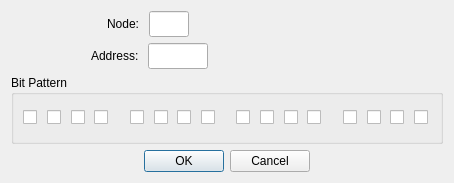
Before: the Qt Designer form omodsim/dialogs/dialogwriteholdingregisterbits.ui in sanny32/OpenModSim, drawn with Qt 5.
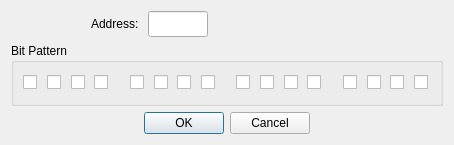
After: the same form once the commit is applied. Custom widgets are drawn as their Qt base class.

Patch:
```diff
--- a/omodsim/dialogs/dialogwriteholdingregisterbits.ui
+++ b/omodsim/dialogs/dialogwriteholdingregisterbits.ui
@@ -7,75 +7,13 @@
     <x>0</x>
     <y>0</y>
     <width>454</width>
-    <height>183</height>
+    <height>145</height>
    </rect>
   </property>
   <property name="windowTitle">
    <string>Write Register</string>
   </property>
   <layout class="QVBoxLayout" name="verticalLayout">
-   <item>
-    <layout class="QHBoxLayout" name="horizontalLayout">
-     <item>
-      <spacer name="horizontalSpacer_2">
-       <property name="orientation">
-        <enum>Qt::Horizontal</enum>
-       </property>
-       <property name="sizeType">
-        <enum>QSizePolicy::Fixed</enum>
-       </property>
-       <property name="sizeHint" stdset="0">
-        <size>
-         <width>96</width>
-         <height>20</height>
-        </size>
-       </property>
-      </spacer>
-     </item>
-     <item>
-      <widget class="QLabel" name="labelNode">
-       <property name="text">
-        <string>Node: </string>
-       </property>
-      </widget>
-     </item>
-     <item>
-      <widget class="NumericLineEdit" name="lineEditNode">
-       <property name="sizePolicy">
-        <sizepolicy hsizetype="Fixed" vsizetype="Fixed">
-         <horstretch>0</horstretch>
-         <verstretch>0</verstretch>
-        </sizepolicy>
-       </property>
-       <property name="minimumSize">
-        <size>
-         <width>0</width>
-         <height>26</height>
-        </size>
-       </property>
-       <property name="maximumSize">
-        <size>
-         <width>40</width>
-         <height>16777215</height>
-        </size>
-       </property>
-      </widget>
-     </item>
-     <item>
-      <spacer name="horizontalSpacer">
-       <property name="orientation">
-        <enum>Qt::Horizontal</enum>
-       </property>
-       <property name="sizeHint" stdset="0">
-        <size>
-         <width>40</width>
-         <height>20</height>
-        </size>
-       </property>
-      </spacer>
-     </item>
-    </layout>
-   </item>
    <item>
     <layout class="QHBoxLayout" name="horizontalLayout_2">
      <item>
```
